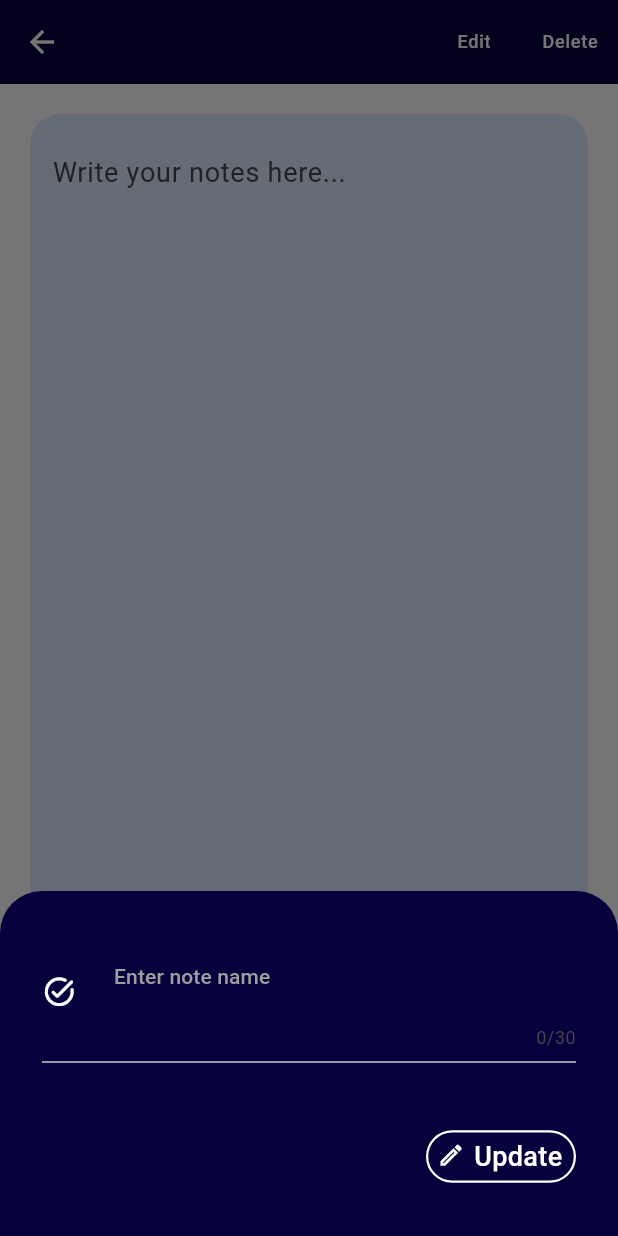
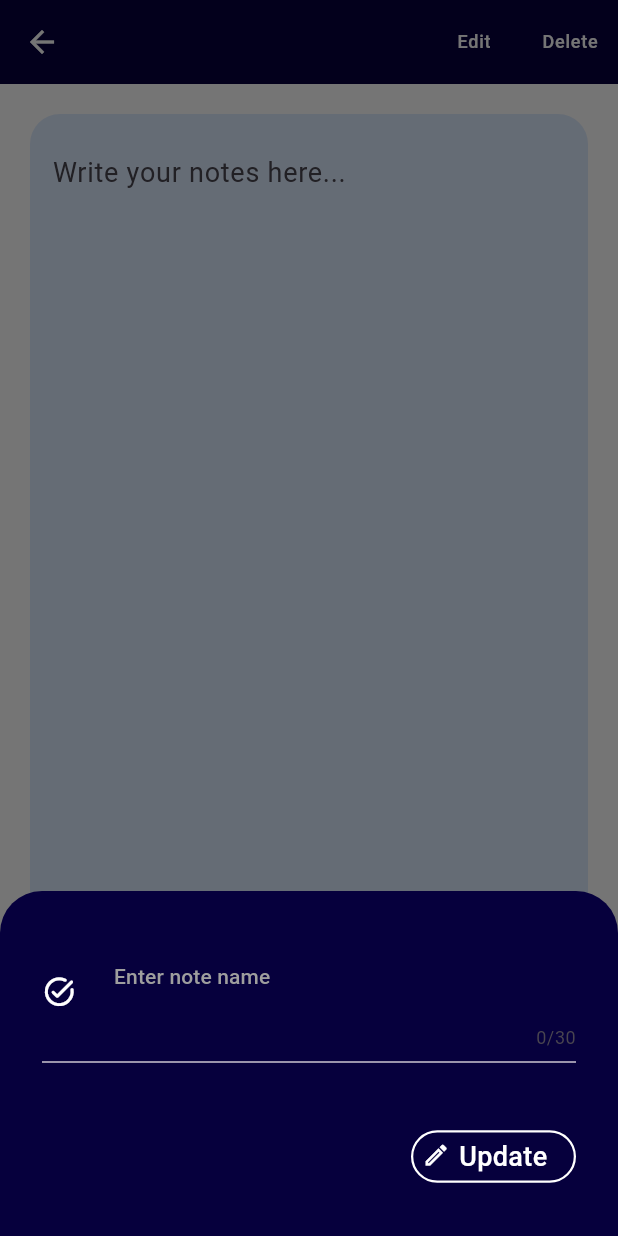
Before and after one commit to codex7Teen/Task_Planner_App, a Flutter app: the ScreenEditNotes screen opened directly with empty values, after a tap on "Edit", on a phone screen of 412 x 824 dp. Run offline on Flutter 3.47's test engine with Material 3 defaults, Android fonts, the phone set to English and light mode, and no system bars; our stand-ins replace google_nav_bar, hive_flutter, lottie, smooth_page_indicator, syncfusion_flutter_calendar; accounts and stored records are empty.

Commit message:
fixed some of the button overflows

```diff
--- a/lib/screens/home_screens/events_screen/edit_event_bottom_sheet.dart
+++ b/lib/screens/home_screens/events_screen/edit_event_bottom_sheet.dart
@@ -1,3 +1,5 @@
+
+// ignore_for_file: use_build_context_synchronously
 
 import 'package:flutter/material.dart';
 import 'package:scribe/db/functions/event_db_functions.dart';
@@ -318,7 +320,7 @@ Future<EventsModel?> editEventBottomSheet(
                         },
                         child: Container(
                           height: 35,
-                          width: 105,
+                          width: 110,
                           decoration: BoxDecoration(
                               border:
                                   Border.all(width: 1.5, color: Colors.white),
--- a/lib/screens/home_screens/events_screen/event_bottom_sheet.dart
+++ b/lib/screens/home_screens/events_screen/event_bottom_sheet.dart
@@ -319,7 +319,7 @@ eventBottomSheet(BuildContext context, ValueNotifier<DateTime> fromDateNotifier,
                         },
                         child: Container(
                           height: 35,
-                          width: 100,
+                          width: 110,
                           decoration: BoxDecoration(
                               border:
                                   Border.all(width: 1.5, color: whiteColor),
--- a/lib/screens/home_screens/notes_screen/note_bottom_sheet.dart
+++ b/lib/screens/home_screens/notes_screen/note_bottom_sheet.dart
@@ -124,7 +124,7 @@ notesBottomSheet(
                         },
                         child: Container(
                           height: 35,
-                          width: 100,
+                          width: 110,
                           decoration: BoxDecoration(
                               border:
                                   Border.all(width: 1.5, color: whiteColor),
--- a/lib/screens/home_screens/notes_screen/note_boxes.dart
+++ b/lib/screens/home_screens/notes_screen/note_boxes.dart
@@ -123,7 +123,7 @@ class _NoteBoxesState extends State<NoteBoxes> {
                           }));
                         },
                         child: Container(
-                            height: 133.7,
+                            height: 124,
                             width: 185,
                             decoration: const BoxDecoration(
                                 color: Color.fromARGB(255, 221, 235, 255),
--- a/lib/screens/home_screens/notes_screen/note_update_bottom_sheet.dart
+++ b/lib/screens/home_screens/notes_screen/note_update_bottom_sheet.dart
@@ -79,6 +79,10 @@ notesUpdateBottomSheet(
                         child: ValueListenableBuilder(
                           valueListenable: categoryListNotifier,
                           builder: (context, categoriesList, _) {
+                            // Ensure the selected category is part of the list
+                            if (!categoriesList.contains(selectedNoteCategory)) {
+                              selectedNoteCategory = null;
+                            }
                             return categoriesList.isNotEmpty
                                 ? DropdownButtonFormField(
                                   value: selectedNoteCategory,
@@ -133,7 +137,7 @@ notesUpdateBottomSheet(
                         },
                         child: Container(
                           height: 35,
-                          width: 100,
+                          width: 110,
                           decoration: BoxDecoration(
                               border:
                                   Border.all(width: 1.5, color: whiteColor),
--- a/lib/screens/home_screens/tasks_screen/task_bottom_sheet.dart
+++ b/lib/screens/home_screens/tasks_screen/task_bottom_sheet.dart
@@ -155,7 +155,7 @@ void taskBottomSheet(BuildContext context) {
                       },
                       child: Container(
                         height: 35,
-                        width: 100,
+                        width: 110,
                         decoration: BoxDecoration(
                           border: Border.all(width: 1.5, color: whiteColor),
                           borderRadius: BorderRadius.circular(20),
--- a/lib/screens/home_screens/tasks_screen/task_update_bottom_sheet.dart
+++ b/lib/screens/home_screens/tasks_screen/task_update_bottom_sheet.dart
@@ -116,6 +116,10 @@ void updateTaskBottomSheet(
                       child: ValueListenableBuilder(
                           valueListenable: categoryListNotifier,
                           builder: (context, categoriesList, _) {
+                             // Ensure the selected category is part of the list
+                            if (!categoriesList.contains(selectedTaskCategory)) {
+                              selectedTaskCategory = null;
+                            }
                             return categoriesList.isNotEmpty
                                 ? DropdownButtonFormField(
                                   value: selectedTaskCategory,
@@ -176,7 +180,7 @@ void updateTaskBottomSheet(
                       },
                       child: Container(
                         height: 35,
-                        width: 105,
+                        width: 110,
                         decoration: BoxDecoration(
                           border: Border.all(width: 1.5, color: whiteColor),
                           borderRadius: BorderRadius.circular(20),
--- a/lib/screens/home_screens/todo_screen/add_todo_pop.dart
+++ b/lib/screens/home_screens/todo_screen/add_todo_pop.dart
@@ -18,7 +18,7 @@ showAddTodoPopup(BuildContext context, TodoModel todoModel) {
           return AlertDialog(
             backgroundColor: alertBackgroundColor,
             content: SizedBox(
-              height: MediaQuery.of(context).size.height * .22,
+              height: MediaQuery.of(context).size.height * .23,
               width: MediaQuery.of(context).size.width * .2,
               child: Form(
                 key: formKey ,
--- a/lib/screens/home_screens/todo_screen/todo_bottom_sheet.dart
+++ b/lib/screens/home_screens/todo_screen/todo_bottom_sheet.dart
@@ -122,7 +122,7 @@ todoBottomSheet(BuildContext context) {
                         },
                         child: Container(
                           height: 35,
-                          width: 100,
+                          width: 110,
                           decoration: BoxDecoration(
                               border:
                                   Border.all(width: 1.5, color: whiteColor),
--- a/lib/screens/home_screens/todo_screen/todo_update_bottomsheet.dart
+++ b/lib/screens/home_screens/todo_screen/todo_update_bottomsheet.dart
@@ -74,6 +74,10 @@ todoEditBottomSheet(BuildContext context, String initialTodoName,
                         child: ValueListenableBuilder(
                           valueListenable: categoryListNotifier,
                           builder: (context, categoriesList, _) {
+                            // Ensure the selected category is part of the list
+                             if (!categoriesList.contains(selectedTodoCategory)) {
+                              selectedTodoCategory = null;
+                            }
                             return categoriesList.isNotEmpty
                                 ? DropdownButtonFormField(
                                   value: selectedTodoCategory,
@@ -131,7 +135,7 @@ todoEditBottomSheet(BuildContext context, String initialTodoName,
                         },
                         child: Container(
                           height: 35,
-                          width: 105,
+                          width: 110,
                           decoration: BoxDecoration(
                               border:
                                   Border.all(width: 1.5, color: whiteColor),
```
